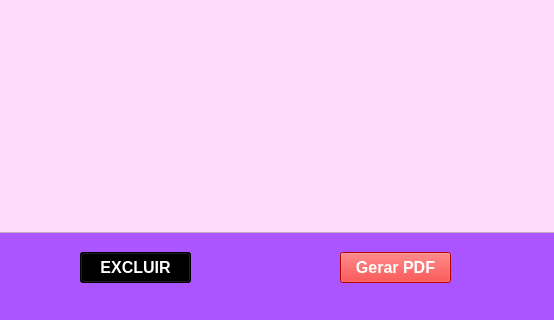
Old version of the form listardados.ui in the repository noemeclemente/Cadastro_de_produtos; both pictures show x 0 to 554 and y 388 to 708 of the 554 by 708 pixel window.
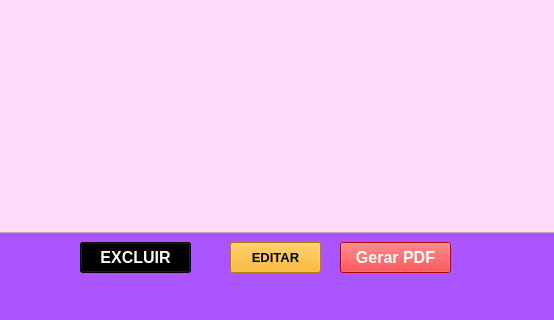
New version of the form.

Commit message: Adicionando função de excluir, gerar pdf e editar dados

```diff
--- a/listardados.ui
+++ b/listardados.ui
@@ -120,7 +120,7 @@
     <property name="geometry">
      <rect>
       <x>340</x>
-      <y>640</y>
+      <y>630</y>
       <width>111</width>
       <height>31</height>
      </rect>
@@ -144,7 +144,7 @@
     <property name="geometry">
      <rect>
       <x>80</x>
-      <y>640</y>
+      <y>630</y>
       <width>111</width>
       <height>31</height>
      </rect>
@@ -166,6 +166,29 @@
      <string>EXCLUIR</string>
     </property>
    </widget>
+   <widget class="QPushButton" name="pushButton_3">
+    <property name="geometry">
+     <rect>
+      <x>230</x>
+      <y>630</y>
+      <width>91</width>
+      <height>31</height>
+     </rect>
+    </property>
+    <property name="font">
+     <font>
+      <pointsize>10</pointsize>
+      <weight>75</weight>
+      <bold>true</bold>
+     </font>
+    </property>
+    <property name="styleSheet">
+     <string notr="true">background-color: rgb(255, 170, 0);</string>
+    </property>
+    <property name="text">
+     <string>EDITAR</string>
+    </property>
+   </widget>
   </widget>
   <widget class="QMenuBar" name="menubar">
    <property name="geometry">
```
The commit also changes 3 other files.
